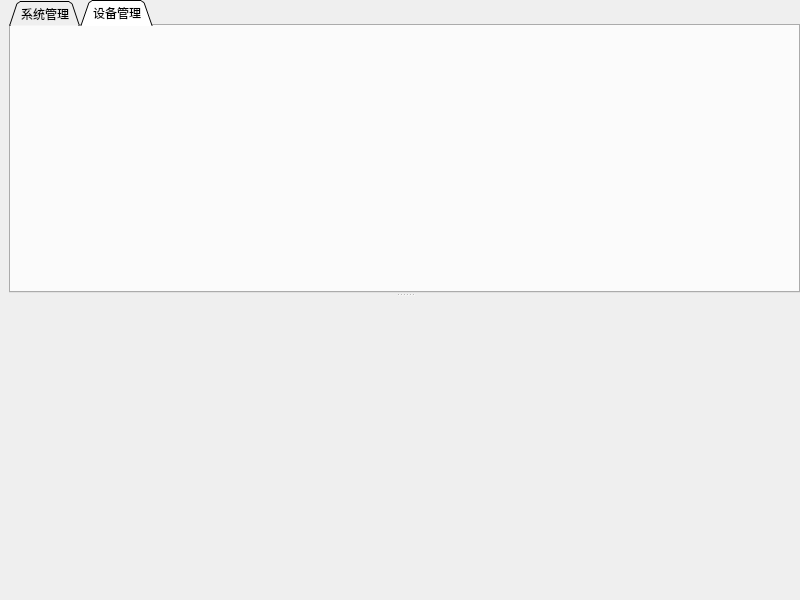
Qt form src/mainwindow.ui (yesyan/GDCS01) before a commit.
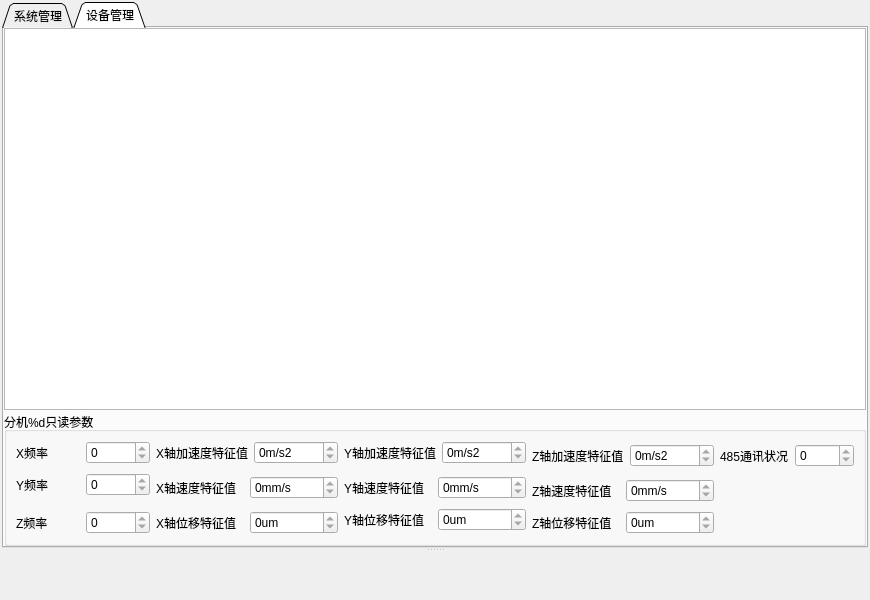
The same form after that commit. The open tabs and pages were chosen to show the change. Custom widgets are drawn as their Qt base class.

Commit message: 报警信息轮询、读取特征值

```diff
--- a/src/mainwindow.ui
+++ b/src/mainwindow.ui
@@ -6,7 +6,7 @@
    <rect>
     <x>0</x>
     <y>0</y>
-    <width>800</width>
+    <width>870</width>
     <height>600</height>
    </rect>
   </property>
@@ -14,21 +14,21 @@
    <string>MainWindow</string>
   </property>
   <widget class="QWidget" name="centralwidget">
-   <layout class="QVBoxLayout" name="verticalLayout">
+   <layout class="QHBoxLayout" name="horizontalLayout_28">
     <property name="spacing">
-     <number>0</number>
+     <number>2</number>
     </property>
     <property name="leftMargin">
-     <number>9</number>
+     <number>2</number>
     </property>
     <property name="topMargin">
-     <number>0</number>
+     <number>2</number>
     </property>
     <property name="rightMargin">
-     <number>0</number>
+     <number>2</number>
     </property>
     <property name="bottomMargin">
-     <number>0</number>
+     <number>2</number>
     </property>
     <item>
      <widget class="QSplitter" name="splitter">
@@ -57,6 +57,407 @@
         <attribute name="title">
          <string>设备管理</string>
         </attribute>
+        <layout class="QHBoxLayout" name="horizontalLayout_14">
+         <property name="spacing">
+          <number>2</number>
+         </property>
+         <property name="leftMargin">
+          <number>0</number>
+         </property>
+         <property name="topMargin">
+          <number>0</number>
+         </property>
+         <property name="rightMargin">
+          <number>0</number>
+         </property>
+         <property name="bottomMargin">
+          <number>0</number>
+         </property>
+         <item>
+          <widget class="QStackedWidget" name="stackedWidget">
+           <widget class="QWidget" name="page">
+            <layout class="QVBoxLayout" name="verticalLayout">
+             <property name="spacing">
+              <number>2</number>
+             </property>
+             <property name="leftMargin">
+              <number>0</number>
+             </property>
+             <property name="topMargin">
+              <number>0</number>
+             </property>
+             <property name="rightMargin">
+              <number>0</number>
+             </property>
+             <property name="bottomMargin">
+              <number>0</number>
+             </property>
+             <item>
+              <widget class="QTableWidget" name="tableWidget">
+               <property name="editTriggers">
+                <set>QAbstractItemView::NoEditTriggers</set>
+               </property>
+               <property name="selectionMode">
+                <enum>QAbstractItemView::SingleSelection</enum>
+               </property>
+               <property name="selectionBehavior">
+                <enum>QAbstractItemView::SelectRows</enum>
+               </property>
+              </widget>
+             </item>
+             <item>
+              <widget class="QGroupBox" name="groupBox">
+               <property name="title">
+                <string>分机%d只读参数</string>
+               </property>
+               <layout class="QGridLayout" name="gridLayout_2">
+                <item row="0" column="0">
+                 <layout class="QHBoxLayout" name="horizontalLayout_15">
+                  <item>
+                   <widget class="QLabel" name="label_14">
+                    <property name="text">
+                     <string>X频率</string>
+                    </property>
+                   </widget>
+                  </item>
+                  <item>
+                   <widget class="QSpinBox" name="spinBox_4">
+                    <property name="readOnly">
+                     <bool>true</bool>
+                    </property>
+                    <property name="minimum">
+                     <number>-9999</number>
+                    </property>
+                    <property name="maximum">
+                     <number>9999</number>
+                    </property>
+                   </widget>
+                  </item>
+                 </layout>
+                </item>
+                <item row="0" column="1">
+                 <layout class="QHBoxLayout" name="horizontalLayout_16">
+                  <item>
+                   <widget class="QLabel" name="label_15">
+                    <property name="text">
+                     <string>X轴加速度特征值</string>
+                    </property>
+                   </widget>
+                  </item>
+                  <item>
+                   <widget class="QSpinBox" name="spinBox_7">
+                    <property name="readOnly">
+                     <bool>true</bool>
+                    </property>
+                    <property name="suffix">
+                     <string>m/s2</string>
+                    </property>
+                    <property name="minimum">
+                     <number>-9999</number>
+                    </property>
+                    <property name="maximum">
+                     <number>9999</number>
+                    </property>
+                   </widget>
+                  </item>
+                 </layout>
+                </item>
+                <item row="0" column="2">
+                 <layout class="QHBoxLayout" name="horizontalLayout_17">
+                  <item>
+                   <widget class="QLabel" name="label_16">
+                    <property name="text">
+                     <string>Y轴加速度特征值</string>
+                    </property>
+                   </widget>
+                  </item>
+                  <item>
+                   <widget class="QSpinBox" name="spinBox_10">
+                    <property name="readOnly">
+                     <bool>true</bool>
+                    </property>
+                    <property name="suffix">
+                     <string>m/s2</string>
+                    </property>
+                    <property name="minimum">
+                     <number>-9999</number>
+                    </property>
+                    <property name="maximum">
+                     <number>9999</number>
+                    </property>
+                   </widget>
+                  </item>
+                 </layout>
+                </item>
+                <item row="0" column="3" rowspan="2">
+                 <layout class="QHBoxLayout" name="horizontalLayout_18">
+                  <item>
+                   <widget class="QLabel" name="label_17">
+                    <property name="text">
+                     <string>Z轴加速度特征值</string>
+                    </property>
+                   </widget>
+                  </item>
+                  <item>
+                   <widget class="QSpinBox" name="spinBox_13">
+                    <property name="readOnly">
+                     <bool>true</bool>
+                    </property>
+                    <property name="suffix">
+                     <string>m/s2</string>
+                    </property>
+                    <property name="minimum">
+                     <number>-9999</number>
+                    </property>
+                    <property name="maximum">
+                     <number>9999</number>
+                    </property>
+                   </widget>
+                  </item>
+                 </layout>
+                </item>
+                <item row="0" column="4" rowspan="2">
+                 <layout class="QHBoxLayout" name="horizontalLayout_19">
+                  <item>
+                   <widget class="QLabel" name="label_18">
+                    <property name="text">
+                     <string>485通讯状况</string>
+                    </property>
+                   </widget>
+                  </item>
+                  <item>
+                   <widget class="QSpinBox" name="spinBox_40">
+                    <property name="readOnly">
+                     <bool>true</bool>
+                    </property>
+                    <property name="minimum">
+                     <number>0</number>
+                    </property>
+                    <property name="maximum">
+                     <number>100</number>
+                    </property>
+                   </widget>
+                  </item>
+                 </layout>
+                </item>
+                <item row="1" column="0" rowspan="2">
+                 <layout class="QHBoxLayout" name="horizontalLayout_20">
+                  <item>
+                   <widget class="QLabel" name="label_19">
+                    <property name="text">
+                     <string>Y频率</string>
+                    </property>
+                   </widget>
+                  </item>
+                  <item>
+                   <widget class="QSpinBox" name="spinBox_5">
+                    <property name="readOnly">
+                     <bool>true</bool>
+                    </property>
+                    <property name="minimum">
+                     <number>-9999</number>
+                    </property>
+                    <property name="maximum">
+                     <number>9999</number>
+                    </property>
+                   </widget>
+                  </item>
+                 </layout>
+                </item>
+                <item row="2" column="1">
+                 <layout class="QHBoxLayout" name="horizontalLayout_21">
+                  <item>
+                   <widget class="QLabel" name="label_20">
+                    <property name="text">
+                     <string>X轴速度特征值</string>
+                    </property>
+                   </widget>
+                  </item>
+                  <item>
+                   <widget class="QSpinBox" name="spinBox_8">
+                    <property name="readOnly">
+                     <bool>true</bool>
+                    </property>
+                    <property name="suffix">
+                     <string>mm/s</string>
+                    </property>
+                    <property name="minimum">
+                     <number>-9999</number>
+                    </property>
+                    <property name="maximum">
+                     <number>9999</number>
+                    </property>
+                   </widget>
+                  </item>
+                 </layout>
+                </item>
+                <item row="2" column="2">
+                 <layout class="QHBoxLayout" name="horizontalLayout_22">
+                  <item>
+                   <widget class="QLabel" name="label_21">
+                    <property name="text">
+                     <string>Y轴速度特征值</string>
+                    </property>
+                   </widget>
+                  </item>
+                  <item>
+                   <widget class="QSpinBox" name="spinBox_11">
+                    <property name="readOnly">
+                     <bool>true</bool>
+                    </property>
+                    <property name="suffix">
+                     <string>mm/s</string>
+                    </property>
+                    <property name="minimum">
+                     <number>-9999</number>
+                    </property>
+                    <property name="maximum">
+                     <number>9999</number>
+                    </property>
+                   </widget>
+                  </item>
+                 </layout>
+                </item>
+                <item row="2" column="3" rowspan="2">
+                 <layout class="QHBoxLayout" name="horizontalLayout_23">
+                  <item>
+                   <widget class="QLabel" name="label_22">
+                    <property name="text">
+                     <string>Z轴速度特征值</string>
+                    </property>
+                   </widget>
+                  </item>
+                  <item>
+                   <widget class="QSpinBox" name="spinBox_14">
+                    <property name="readOnly">
+                     <bool>true</bool>
+                    </property>
+                    <property name="suffix">
+                     <string>mm/s</string>
+                    </property>
+                    <property name="minimum">
+                     <number>-9999</number>
+                    </property>
+                    <property name="maximum">
+                     <number>9999</number>
+                    </property>
+                   </widget>
+                  </item>
+                 </layout>
+                </item>
+                <item row="3" column="2" rowspan="2">
+                 <layout class="QHBoxLayout" name="horizontalLayout_24">
+                  <item>
+                   <widget class="QLabel" name="label_23">
+                    <property name="text">
+                     <string>Y轴位移特征值</string>
+                    </property>
+                   </widget>
+                  </item>
+                  <item>
+                   <widget class="QSpinBox" name="spinBox_12">
+                    <property name="readOnly">
+                     <bool>true</bool>
+                    </property>
+                    <property name="suffix">
+                     <string>um</string>
+                    </property>
+                    <property name="minimum">
+                     <number>-9999</number>
+                    </property>
+                    <property name="maximum">
+                     <number>9999</number>
+                    </property>
+                   </widget>
+                  </item>
+                 </layout>
+                </item>
+                <item row="4" column="0">
+                 <layout class="QHBoxLayout" name="horizontalLayout_25">
+                  <item>
+                   <widget class="QLabel" name="label_24">
+                    <property name="text">
+                     <string>Z频率</string>
+                    </property>
+                   </widget>
+                  </item>
+                  <item>
+                   <widget class="QSpinBox" name="spinBox_6">
+                    <property name="readOnly">
+                     <bool>true</bool>
+                    </property>
+                    <property name="minimum">
+                     <number>-9999</number>
+                    </property>
+                    <property name="maximum">
+                     <number>9999</number>
+                    </property>
+                   </widget>
+                  </item>
+                 </layout>
+                </item>
+                <item row="4" column="1">
+                 <layout class="QHBoxLayout" name="horizontalLayout_26">
+                  <item>
+                   <widget class="QLabel" name="label_25">
+                    <property name="text">
+                     <string>X轴位移特征值</string>
+                    </property>
+                   </widget>
+                  </item>
+                  <item>
+                   <widget class="QSpinBox" name="spinBox_9">
+                    <property name="readOnly">
+                     <bool>true</bool>
+                    </property>
+                    <property name="suffix">
+                     <string>um</string>
+                    </property>
+                    <property name="minimum">
+                     <number>-9999</number>
+                    </property>
+                    <property name="maximum">
+                     <number>9999</number>
+                    </property>
+                   </widget>
+                  </item>
+                 </layout>
+                </item>
+                <item row="4" column="3">
+                 <layout class="QHBoxLayout" name="horizontalLayout_27">
+                  <item>
+                   <widget class="QLabel" name="label_26">
+                    <property name="text">
+                     <string>Z轴位移特征值</string>
+                    </property>
+                   </widget>
+                  </item>
+                  <item>
+                   <widget class="QSpinBox" name="spinBox_15">
+                    <property name="readOnly">
+                     <bool>true</bool>
+                    </property>
+                    <property name="suffix">
+                     <string>um</string>
+                    </property>
+                    <property name="minimum">
+                     <number>-9999</number>
+                    </property>
+                    <property name="maximum">
+                     <number>9999</number>
+                    </property>
+                   </widget>
+                  </item>
+                 </layout>
+                </item>
+               </layout>
+              </widget>
+             </item>
+            </layout>
+           </widget>
+          </widget>
+         </item>
+        </layout>
        </widget>
       </widget>
       <widget class="QWidget" name="widget" native="true"/>
```
Left out of the diff: 4 changed lines with no effect on the pictures. The commit also changes 7 other files.
